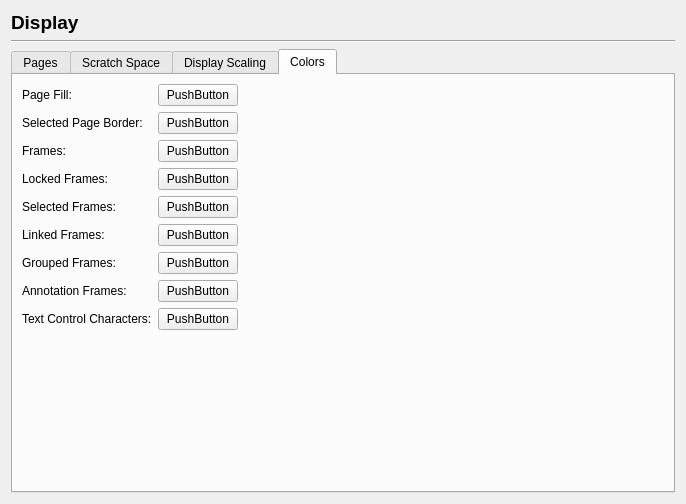
The window that scribus/ui/prefs_displaybase.ui (scribusproject/scribus) describes before a commit, drawn with Qt 5.
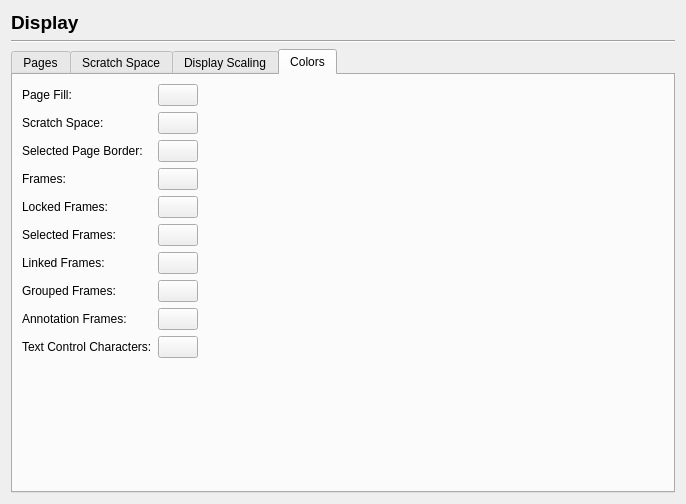
The same window after the commit. The open tabs and pages were chosen to show the change. Custom widgets are drawn as their Qt base class.

Commit message: #1549: Add scratch space colour preference item, fix doc setup crash for page sizes

```diff
--- a/scribus/ui/prefs_displaybase.ui
+++ b/scribus/ui/prefs_displaybase.ui
@@ -389,119 +389,133 @@
          <item row="0" column="1">
           <widget class="QPushButton" name="pageFillColorButton">
            <property name="text">
-            <string>PushButton</string>
+            <string/>
            </property>
           </widget>
          </item>
-         <item row="1" column="0">
+         <item row="2" column="0">
           <widget class="QLabel" name="label_13">
            <property name="text">
             <string>Selected Page Border:</string>
            </property>
           </widget>
          </item>
-         <item row="1" column="1">
+         <item row="2" column="1">
           <widget class="QPushButton" name="selectedPageBorderButton">
            <property name="text">
-            <string>PushButton</string>
+            <string/>
            </property>
           </widget>
          </item>
-         <item row="2" column="0">
+         <item row="3" column="0">
           <widget class="QLabel" name="label_14">
            <property name="text">
             <string>Frames:</string>
            </property>
           </widget>
          </item>
-         <item row="2" column="1">
+         <item row="3" column="1">
           <widget class="QPushButton" name="frameColorButton">
            <property name="text">
-            <string>PushButton</string>
+            <string/>
            </property>
           </widget>
          </item>
-         <item row="3" column="0">
+         <item row="4" column="0">
           <widget class="QLabel" name="label_16">
            <property name="text">
             <string>Locked Frames:</string>
            </property>
           </widget>
          </item>
-         <item row="3" column="1">
+         <item row="4" column="1">
           <widget class="QPushButton" name="frameLockedColorButton">
            <property name="text">
-            <string>PushButton</string>
+            <string/>
            </property>
           </widget>
          </item>
-         <item row="4" column="0">
+         <item row="5" column="0">
           <widget class="QLabel" name="label_17">
            <property name="text">
             <string>Selected Frames:</string>
            </property>
           </widget>
          </item>
-         <item row="4" column="1">
+         <item row="5" column="1">
           <widget class="QPushButton" name="frameSelectedColorButton">
            <property name="text">
-            <string>PushButton</string>
+            <string/>
            </property>
           </widget>
          </item>
-         <item row="5" column="0">
+         <item row="6" column="0">
           <widget class="QLabel" name="label_31">
            <property name="text">
             <string>Linked Frames:</string>
            </property>
           </widget>
          </item>
-         <item row="5" column="1">
+         <item row="6" column="1">
           <widget class="QPushButton" name="frameLinkedColorButton">
            <property name="text">
-            <string>PushButton</string>
+            <string/>
            </property>
           </widget>
          </item>
-         <item row="6" column="0">
+         <item row="7" column="0">
           <widget class="QLabel" name="label_30">
            <property name="text">
             <string>Grouped Frames:</string>
            </property>
           </widget>
          </item>
-         <item row="6" column="1">
+         <item row="7" column="1">
           <widget class="QPushButton" name="frameGroupedColorButton">
            <property name="text">
-            <string>PushButton</string>
+            <string/>
            </property>
           </widget>
          </item>
-         <item row="7" column="0">
+         <item row="8" column="0">
           <widget class="QLabel" name="label_29">
            <property name="text">
             <string>Annotation Frames:</string>
            </property>
           </widget>
          </item>
-         <item row="8" column="0">
+         <item row="9" column="0">
           <widget class="QLabel" name="label_32">
            <property name="text">
             <string>Text Control Characters:</string>
            </property>
           </widget>
          </item>
-         <item row="7" column="1">
-          <widget class="QPushButton" name="frameAnnotationColorButton">
-           <property name="text">
-            <string>PushButton</string>
-           </property>
-          </widget>
-         </item>
          <item row="8" column="1">
+          <widget class="QPushButton" name="frameAnnotationColorButton">
+           <property name="text">
+            <string/>
+           </property>
+          </widget>
+         </item>
+         <item row="9" column="1">
           <widget class="QPushButton" name="textControlCharsButton">
            <property name="text">
-            <string>PushButton</string>
+            <string/>
+           </property>
+          </widget>
+         </item>
+         <item row="1" column="0">
+          <widget class="QLabel" name="label_2">
+           <property name="text">
+            <string>Scratch Space:</string>
+           </property>
+          </widget>
+         </item>
+         <item row="1" column="1">
+          <widget class="QPushButton" name="scratchSpaceColorButton">
+           <property name="text">
+            <string/>
            </property>
           </widget>
          </item>
```
The commit also changes 6 other files.
